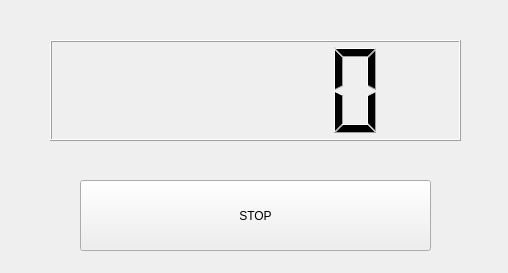
Above: ejemplo1Samuel/counterDlg.ui from XemnasDestroyer/robotica before the change. Below: the same form after it.
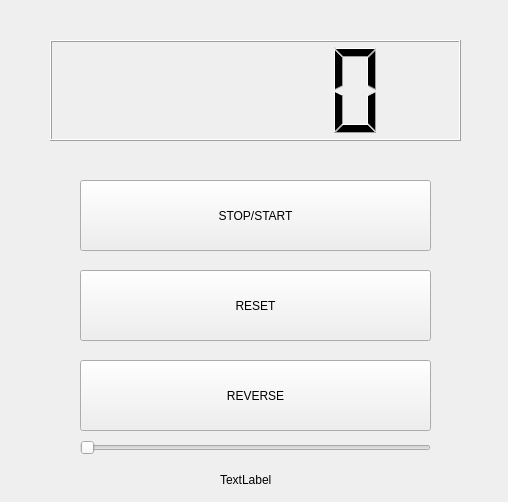
That is the form after the change.

Commit message: ejemplo Samuel con el programa de la tarea 0 hecho junto Timer en .h

Diff of the .ui file:
```diff
--- a/ejemplo1Samuel/counterDlg.ui
+++ b/ejemplo1Samuel/counterDlg.ui
@@ -7,7 +7,7 @@
     <x>0</x>
     <y>0</y>
     <width>508</width>
-    <height>273</height>
+    <height>502</height>
    </rect>
   </property>
   <property name="windowTitle">
@@ -23,7 +23,7 @@
     </rect>
    </property>
    <property name="text">
-    <string>STOP</string>
+    <string>STOP/START</string>
    </property>
   </widget>
   <widget class="QLCDNumber" name="lcdNumber">
@@ -36,6 +36,70 @@
     </rect>
    </property>
   </widget>
+  <widget class="QPushButton" name="reset">
+   <property name="geometry">
+    <rect>
+     <x>80</x>
+     <y>270</y>
+     <width>351</width>
+     <height>71</height>
+    </rect>
+   </property>
+   <property name="text">
+    <string>RESET</string>
+   </property>
+  </widget>
+  <widget class="QSlider" name="slider">
+   <property name="geometry">
+    <rect>
+     <x>80</x>
+     <y>440</y>
+     <width>351</width>
+     <height>16</height>
+    </rect>
+   </property>
+   <property name="layoutDirection">
+    <enum>Qt::LayoutDirection::LeftToRight</enum>
+   </property>
+   <property name="autoFillBackground">
+    <bool>false</bool>
+   </property>
+   <property name="maximum">
+    <number>2000</number>
+   </property>
+   <property name="orientation">
+    <enum>Qt::Orientation::Horizontal</enum>
+   </property>
+   <property name="invertedControls">
+    <bool>true</bool>
+   </property>
+  </widget>
+  <widget class="QLabel" name="label">
+   <property name="geometry">
+    <rect>
+     <x>220</x>
+     <y>470</y>
+     <width>63</width>
+     <height>20</height>
+    </rect>
+   </property>
+   <property name="text">
+    <string>TextLabel</string>
+   </property>
+  </widget>
+  <widget class="QPushButton" name="reverse">
+   <property name="geometry">
+    <rect>
+     <x>80</x>
+     <y>360</y>
+     <width>351</width>
+     <height>71</height>
+    </rect>
+   </property>
+   <property name="text">
+    <string>REVERSE</string>
+   </property>
+  </widget>
  </widget>
  <resources/>
  <connections/>
```
Left out of the diff: 2 changed lines with no effect on the pictures. The commit also changes 2 other files.
